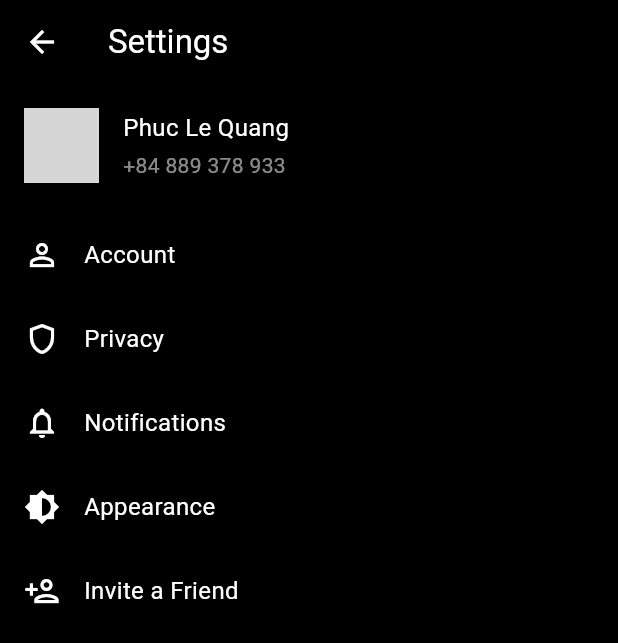
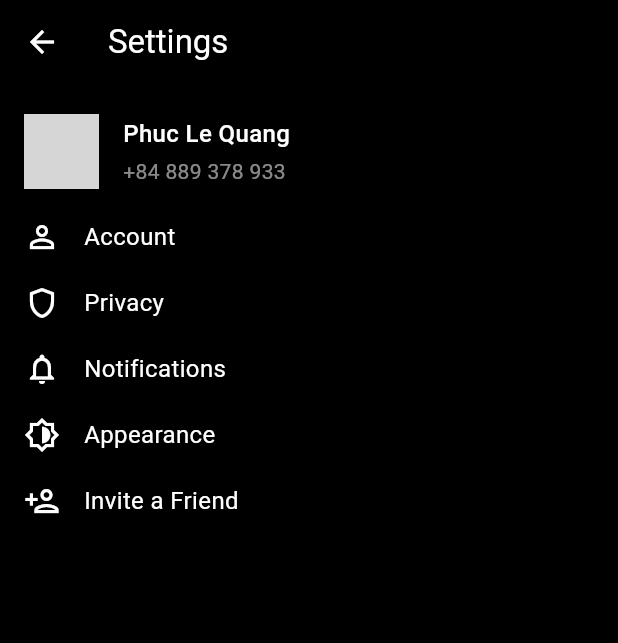
Before and after one commit to TP4uit/chat_app, a Flutter app: the HomeScreen screen opened by its route, after a tap on the "settings" icon, on a phone screen of 412 x 824 dp. Shown: the top 643 px of the screen. Run offline on Flutter 3.47's test engine with Material 3 defaults, Android fonts, the phone set to English and light mode, and no system bars; our stand-ins replace pin_code_fields; network calls fail; grey boxes are pictures that could not be loaded.

Commit message:
Refactor UI components across various screens: improve layout, enhance toggle switches, and update navigation options

```diff
--- a/lib/features/home/presentation/pages/home_screen.dart
+++ b/lib/features/home/presentation/pages/home_screen.dart
@@ -1,9 +1,8 @@
-import 'package:chat_app/features/home/presentation/pages/chats_tab.dart';
-import 'package:chat_app/features/home/presentation/pages/contacts_tab.dart';
-import 'package:chat_app/features/home/presentation/pages/home_tab.dart';
-import 'package:chat_app/features/home/presentation/widgets/notification_icon.dart';
+import 'package:flutter/material.dart';
 import 'package:flutter/cupertino.dart';
-import 'package:flutter/material.dart';
+import '../pages/chats_tab.dart';
+import '../pages/contacts_tab.dart';
+import '../pages/home_tab.dart';
 import '../../../../common/constants/colors.dart';
 
 class HomeScreen extends StatefulWidget {
@@ -25,25 +24,20 @@ class _HomeScreenState extends State<HomeScreen> {
   @override
   Widget build(BuildContext context) {
     return Scaffold(
-      appBar: AppBar(
-        backgroundColor: Colors.transparent,
-        elevation: 0,
-        actions: [
-          IconButton(
-            icon: const Icon(Icons.settings, color: Colors.white),
-            onPressed: () {
-              Navigator.pushNamed(context, '/settings');
-            },
+      backgroundColor: Colors.black,
+      body: Stack(
+        children: [
+          // Main content
+          _tabs[_selectedIndex],
+
+          // Notification bell in bottom right
+          Positioned(
+            bottom: 60,
+            right: 20,
+            child: _notificationBell(),
           ),
         ],
       ),
-      body: Stack(children: [
-        _tabs[_selectedIndex],
-        const Positioned(
-            bottom: 0,
-            right: 20,
-            child: NotificationIcon())
-      ]),
       bottomNavigationBar: BottomNavigationBar(
         currentIndex: _selectedIndex,
         onTap: (index) {
@@ -51,24 +45,59 @@ class _HomeScreenState extends State<HomeScreen> {
             _selectedIndex = index;
           });
         },
-        backgroundColor: AppColors.backgroundColor,
+        backgroundColor: Colors.black,
         selectedItemColor: AppColors.primaryColor,
         unselectedItemColor: Colors.grey,
         items: const [
           BottomNavigationBarItem(
-            icon: Icon(CupertinoIcons.house_fill),
+            icon: Icon(CupertinoIcons.home),
             label: 'Home',
           ),
           BottomNavigationBarItem(
-            icon: Icon(Icons.message),
+            icon: Icon(CupertinoIcons.chat_bubble_2),
             label: 'Chat',
           ),
           BottomNavigationBarItem(
-            icon: Icon(Icons.phone),
+            icon: Icon(CupertinoIcons.phone),
             label: 'Call',
           ),
         ],
       ),
     );
   }
+
+  Widget _notificationBell() {
+    return Container(
+      height: 45,
+      width: 45,
+      child: Stack(
+        children: [
+          IconButton(
+            icon: const Icon(
+              Icons.notifications,
+              size: 35,
+              color: Color(0xffFFC107), // Yellow color
+            ),
+            onPressed: () {},
+          ),
+          const Positioned(
+            top: 0,
+            right: 0,
+            child: CircleAvatar(
+              radius: 8,
+              backgroundColor: Color(0xffF44336), // Red color
+              child: Text(
+                "1",
+                style: TextStyle(
+                  fontSize: 10,
+                  color: Colors.white,
+                  fontWeight: FontWeight.bold,
+                ),
+              ),
+            ),
+          )
+        ],
+      ),
+    );
+  }
 }
--- a/lib/features/home/presentation/pages/home_tab.dart
+++ b/lib/features/home/presentation/pages/home_tab.dart
@@ -1,6 +1,5 @@
-import 'package:chat_app/features/home/presentation/widgets/basic_chat_item.dart';
-import 'package:chat_app/features/home/presentation/widgets/tab_header.dart';
 import 'package:flutter/material.dart';
+import '../widgets/basic_chat_item.dart';
 
 import '../../../../common/constants/colors.dart';
 
@@ -10,33 +9,59 @@ class HomeTab extends StatelessWidget {
   @override
   Widget build(BuildContext context) {
     return Scaffold(
+      appBar: AppBar(
+        backgroundColor: Colors.transparent,
+        elevation: 0,
+        title: const Text(
+          'Home',
+          style: TextStyle(
+            color: Color(0xFF4CAF97),
+            fontSize: 20,
+            fontWeight: FontWeight.bold,
+          ),
+        ),
+        actions: [
+          IconButton(
+            icon: const Icon(Icons.settings, color: Colors.white),
+            onPressed: () {
+              Navigator.pushNamed(context, '/settings');
+            },
+          ),
+        ],
+      ),
       body: DefaultTabController(
         length: 2,
         child: Column(
           crossAxisAlignment: CrossAxisAlignment.start,
           children: [
-            const SizedBox(
-              height: 47,
+            // Profile section
+            _myProfile(),
+
+            // Tab bar (Contacts/Groups)
+            Container(
+              child: const TabBar(
+                labelColor: Colors.white,
+                unselectedLabelColor: Colors.grey,
+                tabs: [
+                  Tab(text: "Contacts"),
+                  Tab(text: "Groups"),
+                ],
               ),
-            Padding(
-              padding: EdgeInsets.symmetric(horizontal: 16),
-              child: TabHeader(
-                  title: 'Home',
-                  trailingIcon: IconButton(
-                      onPressed: () {
-                        Navigator.pushNamed(context, '/settings');
-                      },
-                      icon: const Icon(
-                        Icons.settings,
-                        color: Colors.white,
-                      ))),
             ),
-            const SizedBox(
-              height: 24,
+
+            // Tab bar view (contact list)
+            Expanded(
+              child: TabBarView(
+                children: [
+                  _listContacts(),
+                  Container(
+                    child: const Center(
+                      child: Text("No groups", style: TextStyle(color: Colors.grey)),
                     ),
-            _myProfile(),
-            _tabBar(),
-            _tabBarView()
+                  ),
+                ],
+              ),
+            )
           ],
         ),
       ),
@@ -45,106 +70,84 @@ class HomeTab extends StatelessWidget {
 
   Widget _myProfile() {
     return Stack(
+      clipBehavior: Clip.none,
       children: [
         Column(
           crossAxisAlignment: CrossAxisAlignment.start,
           children: [
+            // Banner image
             Container(
               height: 100,
-              width: 360,
+              width: double.infinity,
               decoration: const BoxDecoration(
                 image: DecorationImage(
                   image: NetworkImage(
-                          'https://encrypted-tbn0.gstatic.com/images?q=tbn:ANd9GcRJH91bKbzKxdC0d9_9e_8jTcd2SIvJio5lPg&s'),
-                      fit: BoxFit.cover)),
+                    'https://encrypted-tbn0.gstatic.com/images?q=tbn:ANd9GcRJH91bKbzKxdC0d9_9e_8jTcd2SIvJio5lPg&s'
                   ),
-            const SizedBox(
-              height: 39,
+                  fit: BoxFit.cover
+                )
               ),
+            ),
+
+            // Space for profile info
+            const SizedBox(height: 30),
+
+            // Profile information
             Padding(
               padding: const EdgeInsets.symmetric(horizontal: 16),
               child: Column(
                 crossAxisAlignment: CrossAxisAlignment.start,
                 children: [
                   const Text(
-                      "Phan Quoc Tuan",
-                      style:
-                          TextStyle(fontSize: 20, fontWeight: FontWeight.w700),
+                    "Phan Quoc Tuan", // Keeping original content
+                    style: TextStyle(fontSize: 20, fontWeight: FontWeight.w700),
                   ),
-                    const SizedBox(
-                      height: 2,
-                    ),
+                  const SizedBox(height: 2),
                   Text(
-                      '@ystt1',
+                    '@ystt1', // Keeping original content
                     style: TextStyle(color: Colors.white.withOpacity(0.8)),
                   ),
-                    const SizedBox(
-                      height: 2,
+                  const SizedBox(height: 2),
+                  const Text(
+                    'https://github.com/ystt1', // Keeping original content
+                    style: TextStyle(fontSize: 12, color: AppColors.secondaryTextColor)
                   ),
-                    const Text('https://github.com/ystt1',
-                        style: TextStyle(
-                            fontSize: 12, color: AppColors.secondaryTextColor)),
-                    const SizedBox(
-                      height: 2,
-                    ),
+                  const SizedBox(height: 2),
                   const Text(
-                      'hasagi',
+                    'hasagi', // Keeping original content
                     style: TextStyle(fontSize: 12),
-                    ),
-                  ]),
                   ),
                 ],
               ),
+            ),
+          ],
+        ),
+
+        // Profile avatar
         const Positioned(
-          top: 59,
+          top: 60, // Position it to overlap the banner and info area
           left: 16,
           child: CircleAvatar(
             radius: 35,
             backgroundImage: NetworkImage(
-                'https://encrypted-tbn0.gstatic.com/images?q=tbn:ANd9GcRPg_Rpex-dL6GPOMJeXJjuMVULKAnHtjQJew&s'),
+              'https://encrypted-tbn0.gstatic.com/images?q=tbn:ANd9GcRPg_Rpex-dL6GPOMJeXJjuMVULKAnHtjQJew&s'
+            ),
           ),
         ),
       ],
     );
   }
 
-  Widget _tabBar() {
-    return const TabBar(
-      labelColor: Colors.white,
-    unselectedLabelColor: Colors.white60
-    ,tabs: [
-      Tab(
-        text: "Contacts",
-      ),
-      Tab(
-        text: "Group",
-      ),
-    ]);
-  }
-
-  Widget _tabBarView() {
-    return Expanded(
-      child: TabBarView(
-        children: [
-          Container(child: _listContacts()),
-          Container(
-            child: const Center(
-              child: Text("2nd tab"),
-            ),
-          ),
-        ],
-      ),
-    );
-  }
-
   Widget _listContacts() {
     return ListView.separated(
+      padding: const EdgeInsets.symmetric(vertical: 10),
       itemBuilder: (context, index) {
         return BasicChatItem(index: index);
       },
       separatorBuilder: (context, index) => const SizedBox(
         height: 10,
       ),
-        itemCount: 10);
+      itemCount: 10 // Keeping original count
+    );
   }
 }
--- a/lib/features/setting/presentation/pages/settings_screen.dart
+++ b/lib/features/setting/presentation/pages/settings_screen.dart
@@ -1,5 +1,4 @@
 import 'package:flutter/material.dart';
-import '../../../../common/constants/colors.dart';
 
 class SettingsScreen extends StatelessWidget {
   const SettingsScreen({Key? key}) : super(key: key);
@@ -21,24 +20,18 @@ class SettingsScreen extends StatelessWidget {
         ),
       ),
       body: Padding(
-        padding: const EdgeInsets.all(16.0),
+        padding: const EdgeInsets.symmetric(horizontal: 16.0),
         child: Column(
+          crossAxisAlignment: CrossAxisAlignment.start,
           children: [
-            // Avatar và thông tin người dùng
-            Container(
-              margin: const EdgeInsets.only(bottom: 24.0),
+            // Profile header
+            Padding(
+              padding: const EdgeInsets.symmetric(vertical: 20.0),
               child: Row(
                 children: [
-                  Container(
-                    width: 50,
-                    height: 50,
-                    decoration: const BoxDecoration(
-                      shape: BoxShape.circle,
-                      image: DecorationImage(
-                        image: NetworkImage('https://encrypted-tbn0.gstatic.com/images?q=tbn:ANd9GcRPg_Rpex-dL6GPOMJeXJjuMVULKAnHtjQJew&s'),
-                        fit: BoxFit.cover,
-                      ),
-                    ),
+                  CircleAvatar(
+                    radius: 25,
+                    backgroundImage: const NetworkImage('https://encrypted-tbn0.gstatic.com/images?q=tbn:ANd9GcRPg_Rpex-dL6GPOMJeXJjuMVULKAnHtjQJew&s'),
                   ),
                   const SizedBox(width: 16),
                   Column(
@@ -49,6 +42,7 @@ class SettingsScreen extends StatelessWidget {
                         style: TextStyle(
                           color: Colors.white,
                           fontSize: 16,
+                          fontWeight: FontWeight.w500,
                         ),
                       ),
                       SizedBox(height: 4),
@@ -65,44 +59,44 @@ class SettingsScreen extends StatelessWidget {
               ),
             ),
 
-            // Danh sách các liên kết settings
-            _buildSettingItem(
+            // Menu items
+            _buildMenuOption(
               context,
               icon: Icons.person_outline,
-              title: 'Account',
-              onTap: () => Navigator.pushNamed(context, '/account'),
+              label: 'Account',
+              route: '/account',
             ),
-            _buildDivider(),
+            const SizedBox(height: 20),
 
-            _buildSettingItem(
+            _buildMenuOption(
               context,
               icon: Icons.shield_outlined,
-              title: 'Privacy',
-              onTap: () => Navigator.pushNamed(context, '/privacy'),
+              label: 'Privacy',
+              route: '/privacy',
             ),
-            _buildDivider(),
+            const SizedBox(height: 20),
 
-            _buildSettingItem(
+            _buildMenuOption(
               context,
-              icon: Icons.notifications_none,
-              title: 'Notifications',
-              onTap: () => Navigator.pushNamed(context, '/notification'),
+              icon: Icons.notifications_none_outlined,
+              label: 'Notifications',
+              route: '/notification',
             ),
-            _buildDivider(),
+            const SizedBox(height: 20),
 
-            _buildSettingItem(
+            _buildMenuOption(
               context,
-              icon: Icons.brightness_medium,
-              title: 'Appearance',
-              onTap: () => Navigator.pushNamed(context, '/appearance'),
+              icon: Icons.brightness_6_outlined,
+              label: 'Appearance',
+              route: '/appearance',
             ),
-            _buildDivider(),
+            const SizedBox(height: 20),
 
-            _buildSettingItem(
+            _buildMenuOption(
               context,
               icon: Icons.person_add_outlined,
-              title: 'Invite a Friend',
-              onTap: () => Navigator.pushNamed(context, '/invite'),
+              label: 'Invite a Friend',
+              route: '/invite',
             ),
           ],
         ),
@@ -110,41 +104,31 @@ class SettingsScreen extends StatelessWidget {
     );
   }
 
-  Widget _buildSettingItem(
+  Widget _buildMenuOption(
     BuildContext context, {
     required IconData icon,
-    required String title,
-    required VoidCallback onTap,
+    required String label,
+    required String route,
   }) {
-    return InkWell(
-      onTap: onTap,
-      child: Padding(
-        padding: const EdgeInsets.symmetric(vertical: 12.0),
+    return GestureDetector(
+      onTap: () => Navigator.pushNamed(context, route),
       child: Row(
         children: [
           Icon(
             icon,
             color: Colors.white,
-              size: 24.0,
+            size: 24,
           ),
-            const SizedBox(width: 16.0),
+          const SizedBox(width: 16),
           Text(
-              title,
+            label,
             style: const TextStyle(
               color: Colors.white,
-                fontSize: 16.0,
+              fontSize: 16,
             ),
           ),
         ],
       ),
-      ),
-    );
-  }
-
-  Widget _buildDivider() {
-    return const Divider(
-      color: Colors.transparent,
-      height: 8,
     );
   }
 }
```
Also changed, not shown: lib/features/setting/presentation/pages/account_screen.dart (+22 -21 lines), lib/features/setting/presentation/pages/appearance_screen.dart (+64 -43 lines), lib/features/setting/presentation/pages/notification_screen.dart (+56 -8 lines). Lines whose indentation alone changed are shown as unchanged.
